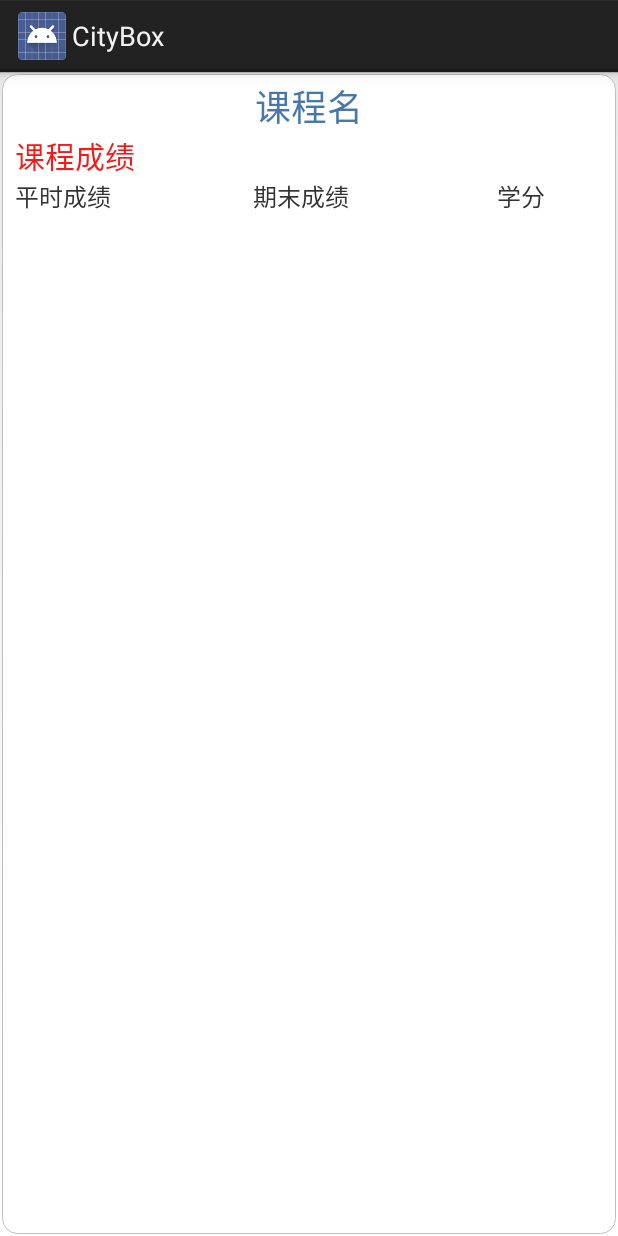
After one commit to clwater/CityBox_new, an Android app: the layout item_score.xml on its own in the app's theme, with its tools: preview values and no code run, on a phone screen of 412 x 824 dp. The commit adds this screen. Run offline under Robolectric (Android 15) with nearby library versions, the light colour scheme and no system bars.

Commit message:
20160225
成绩查询bate1

```diff
--- /dev/null
+++ b/CityBox_new/app/src/main/res/drawable/border_item_score.xml
@@ -0,0 +1,23 @@
+<?xml version="1.0" encoding="utf-8"?>
+<shape xmlns:android="http://schemas.android.com/apk/res/android" >
+
+    <solid android:color="#FFFFFF" />
+
+    <stroke
+        android:width="0.01dp"
+        android:color="#BFBFBF" />
+
+    <!-- 这个可以不加，padding用不上
+    <padding
+        android:bottom="1dp"
+        android:left="0.5dp"
+        android:right="0.5dp"
+        android:top="0dp" /> -->
+    圆角
+    <corners
+        android:bottomLeftRadius="10dp"
+        android:bottomRightRadius="10dp"
+        android:topLeftRadius="10dp"
+        android:topRightRadius="10dp" />
+
+</shape>
--- /dev/null
+++ b/CityBox_new/app/src/main/res/layout/item_score.xml
@@ -0,0 +1,78 @@
+<?xml version="1.0" encoding="utf-8"?>
+<LinearLayout xmlns:android="http://schemas.android.com/apk/res/android"
+    android:orientation="horizontal" android:layout_width="match_parent"
+    android:layout_height="match_parent"
+    android:background="@drawable/border_item_score"
+    android:layout_margin="1dip"
+    >
+
+
+    <LinearLayout
+        android:layout_width="0dp"
+        android:layout_height="wrap_content"
+        android:layout_weight="5"
+        android:padding="3dp"
+        android:orientation="vertical">
+
+
+            <TextView
+                android:layout_width="match_parent"
+                android:layout_height="wrap_content"
+                android:textSize="24sp"
+                android:gravity="center"
+                android:text="课程名"
+                android:textColor="#4778a9"
+                android:id="@+id/item_score_name"
+                />
+            <TextView
+                android:layout_width="match_parent"
+                android:layout_height="wrap_content"
+                android:paddingLeft="5dp"
+                android:gravity="left"
+                android:textSize="20sp"
+                android:text="课程成绩"
+                android:textColor="#f71818"
+                android:id="@+id/item_score_k"
+                />
+
+
+
+        <LinearLayout
+            android:layout_width="match_parent"
+            android:layout_height="wrap_content"
+            android:orientation="horizontal"
+            android:layout_marginLeft="5dp">
+
+            <TextView
+                android:layout_width="0dp"
+                android:layout_height="wrap_content"
+                android:layout_weight="4"
+                android:textSize="16sp"
+                android:text="平时成绩"
+                android:gravity="left"
+                android:id="@+id/item_score_p"
+                />
+            <TextView
+                android:layout_width="0dp"
+                android:layout_height="wrap_content"
+                android:layout_weight="3"
+                android:textSize="16sp"
+                android:text="期末成绩"
+                android:gravity="left"
+                android:id="@+id/item_score_q"
+                />
+            <TextView
+                android:layout_width="0dp"
+                android:layout_height="wrap_content"
+                android:layout_weight="3"
+                android:textSize="16sp"
+                android:text="学分"
+                android:gravity="center"
+                android:id="@+id/item_score_x"
+                />
+
+        </LinearLayout>
+
+    </LinearLayout>
+
+</LinearLayout>
```
Also changed, not shown: CityBox_new/app/src/main/java/com/uit/uit2013/model/Score.java (added, +55 -0 lines), CityBox_new/app/src/main/java/com/uit/uit2013/ui/activity/ScoreActivity.java (+147 -2 lines), CityBox_new/app/src/main/java/com/uit/uit2013/utils/ScoreTool.java (added, +36 -0 lines), CityBox_new/app/src/main/java/com/uit/uit2013/utils/analysis/ScoreAnalysis.java (added, +47 -0 lines), CityBox_new/app/src/main/java/com/uit/uit2013/utils/network/QueryScoreNetWork.java (added, +55 -0 lines), CityBox_new/app/src/main/res/layout/study_score.xml (+16 -1 lines), 15 other files.
